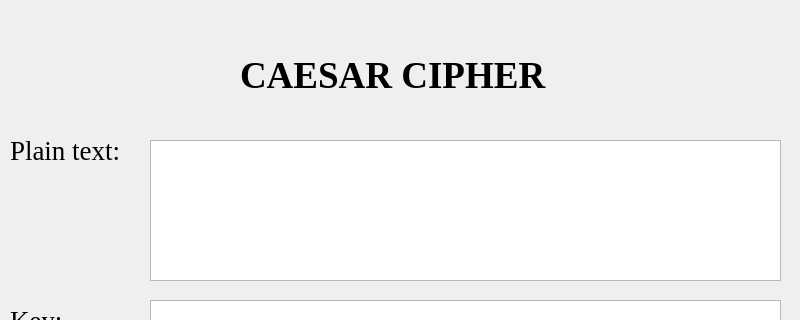
LamTT1306/bmthnc-hutech-2380601190, file lab_03/ui/caesar.ui: the form before one commit; both pictures show x 0 to 800 and y 0 to 320 of the 800 by 678 pixel window.
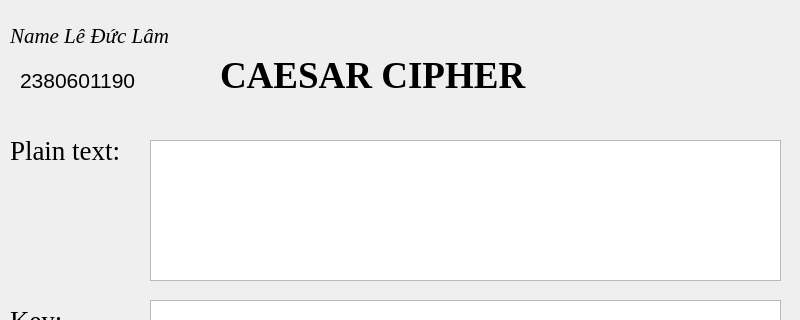
The form after the commit.

```diff
--- a/lab_03/ui/caesar.ui
+++ b/lab_03/ui/caesar.ui
@@ -17,9 +17,9 @@
    <widget class="QLabel" name="label">
     <property name="geometry">
      <rect>
-      <x>240</x>
+      <x>220</x>
       <y>50</y>
-      <width>331</width>
+      <width>421</width>
       <height>51</height>
      </rect>
     </property>
@@ -179,6 +179,44 @@
      <string>Decrypt</string>
     </property>
    </widget>
+   <widget class="QLabel" name="label_5">
+    <property name="geometry">
+     <rect>
+      <x>10</x>
+      <y>10</y>
+      <width>181</width>
+      <height>51</height>
+     </rect>
+    </property>
+    <property name="font">
+     <font>
+      <family>Times New Roman</family>
+      <pointsize>16</pointsize>
+      <italic>true</italic>
+     </font>
+    </property>
+    <property name="text">
+     <string>Name Lê Đức Lâm</string>
+    </property>
+   </widget>
+   <widget class="QLabel" name="label_6">
+    <property name="geometry">
+     <rect>
+      <x>20</x>
+      <y>70</y>
+      <width>161</width>
+      <height>21</height>
+     </rect>
+    </property>
+    <property name="font">
+     <font>
+      <pointsize>16</pointsize>
+     </font>
+    </property>
+    <property name="text">
+     <string>2380601190</string>
+    </property>
+   </widget>
   </widget>
   <widget class="QMenuBar" name="menubar">
    <property name="geometry">
```
